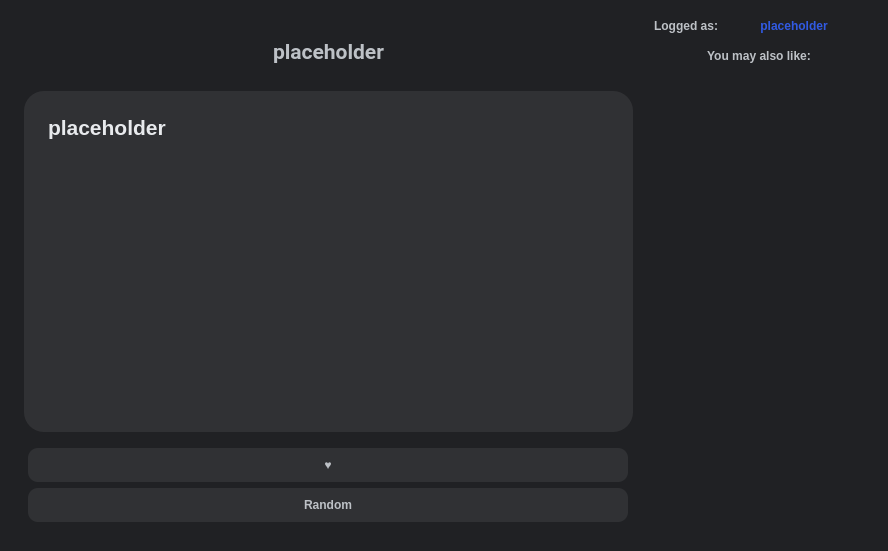
Above: client/src/ui/mainWindow.ui from korotkovandrew/2048MP before the change. Below: the same form after it.
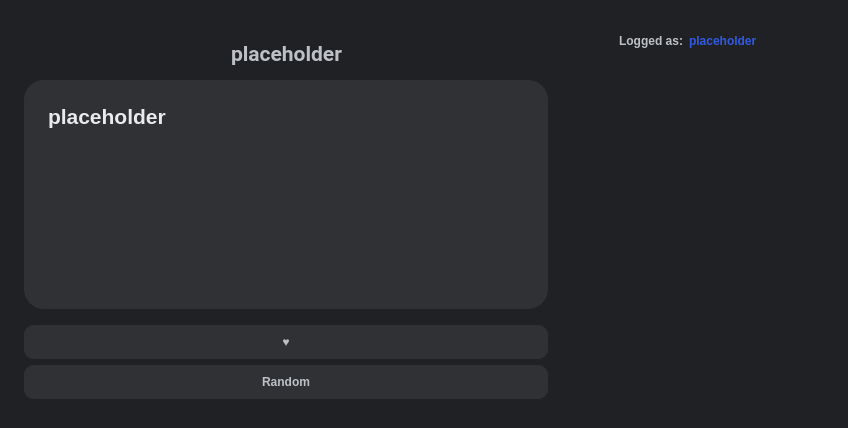
That is the form after the change.

The edit to the form file:
```diff
--- a/client/src/ui/mainWindow.ui
+++ b/client/src/ui/mainWindow.ui
@@ -6,8 +6,8 @@
    <rect>
     <x>0</x>
     <y>0</y>
-    <width>888</width>
-    <height>551</height>
+    <width>848</width>
+    <height>428</height>
    </rect>
   </property>
   <property name="sizePolicy">
@@ -16,6 +16,12 @@
     <verstretch>0</verstretch>
    </sizepolicy>
   </property>
+  <property name="minimumSize">
+   <size>
+    <width>0</width>
+    <height>400</height>
+   </size>
+  </property>
   <property name="font">
    <font>
     <family>Roboto</family>
@@ -60,6 +66,8 @@
    </property>
    <layout class="QHBoxLayout" name="horizontalLayout_2">
     <item>
+     <layout class="QHBoxLayout" name="horizontalLayout" stretch="0,0,0,0,0">
+      <item>
      <spacer name="horizontalSpacer_3">
       <property name="orientation">
        <enum>Qt::Horizontal</enum>
@@ -76,24 +84,52 @@
      </spacer>
     </item>
     <item>
-     <layout class="QHBoxLayout" name="horizontalLayout" stretch="0,0,0">
-      <item>
-       <layout class="QVBoxLayout" name="verticalLayout" stretch="0,0,0,0,0,0">
+       <layout class="QVBoxLayout" name="verticalLayout" stretch="0,0,0,1,0,0">
         <item>
          <spacer name="verticalSpacer_4">
           <property name="orientation">
            <enum>Qt::Vertical</enum>
           </property>
+          <property name="sizeType">
+           <enum>QSizePolicy::Fixed</enum>
+          </property>
           <property name="sizeHint" stdset="0">
            <size>
             <width>20</width>
             <height>30</height>
+           </size>
+          </property>
+         </spacer>
+        </item>
+        <item>
+         <layout class="QHBoxLayout" name="horizontalLayout_3">
+          <item>
+           <spacer name="horizontalSpacer">
+            <property name="orientation">
+             <enum>Qt::Horizontal</enum>
+            </property>
+            <property name="sizeHint" stdset="0">
+             <size>
+              <width>40</width>
+              <height>20</height>
            </size>
           </property>
          </spacer>
         </item>
         <item>
          <widget class="QLabel" name="articleTitleLabel">
+            <property name="minimumSize">
+             <size>
+              <width>0</width>
+              <height>30</height>
+             </size>
+            </property>
+            <property name="maximumSize">
+             <size>
+              <width>260</width>
+              <height>16777215</height>
+             </size>
+            </property>
           <property name="font">
            <font>
             <family>Roboto</family>
@@ -109,7 +145,25 @@
           <property name="alignment">
            <set>Qt::AlignCenter</set>
           </property>
-         </widget>
+            <property name="margin">
+             <number>5</number>
+            </property>
+           </widget>
+          </item>
+          <item>
+           <spacer name="horizontalSpacer_5">
+            <property name="orientation">
+             <enum>Qt::Horizontal</enum>
+            </property>
+            <property name="sizeHint" stdset="0">
+             <size>
+              <width>40</width>
+              <height>20</height>
+             </size>
+            </property>
+           </spacer>
+          </item>
+         </layout>
         </item>
         <item>
          <spacer name="verticalSpacer_3">
@@ -119,7 +173,7 @@
           <property name="sizeHint" stdset="0">
            <size>
             <width>20</width>
-            <height>20</height>
+            <height>5</height>
            </size>
           </property>
          </spacer>
@@ -135,7 +189,7 @@
           <property name="minimumSize">
            <size>
             <width>500</width>
-            <height>200</height>
+            <height>0</height>
            </size>
           </property>
           <property name="autoFillBackground">
@@ -166,8 +220,21 @@
          </widget>
         </item>
         <item>
-         <layout class="QGridLayout" name="gridLayout_2">
-          <item row="1" column="0">
+         <layout class="QVBoxLayout" name="verticalLayout_2">
+          <item>
+           <spacer name="verticalSpacer_6">
+            <property name="orientation">
+             <enum>Qt::Vertical</enum>
+            </property>
+            <property name="sizeHint" stdset="0">
+             <size>
+              <width>20</width>
+              <height>10</height>
+             </size>
+            </property>
+           </spacer>
+          </item>
+          <item>
            <widget class="QPushButton" name="likeButton">
             <property name="sizePolicy">
              <sizepolicy hsizetype="Expanding" vsizetype="Fixed">
@@ -189,20 +256,7 @@
             </property>
            </widget>
           </item>
-          <item row="0" column="0">
-           <spacer name="verticalSpacer_6">
-            <property name="orientation">
-             <enum>Qt::Vertical</enum>
-            </property>
-            <property name="sizeHint" stdset="0">
-             <size>
-              <width>20</width>
-              <height>10</height>
-             </size>
-            </property>
-           </spacer>
-          </item>
-          <item row="3" column="0">
+          <item>
            <widget class="QPushButton" name="randomArticleButton">
             <property name="sizePolicy">
              <sizepolicy hsizetype="Expanding" vsizetype="Fixed">
@@ -264,7 +318,7 @@
        </spacer>
       </item>
       <item>
-       <layout class="QGridLayout" name="gridLayout" rowstretch="0,0,0,0,0">
+       <layout class="QGridLayout" name="userLayout" rowstretch="0,0,0,0,0,0" rowminimumheight="0,0,0,0,0,0">
         <property name="sizeConstraint">
          <enum>QLayout::SetDefaultConstraint</enum>
         </property>
@@ -284,59 +338,55 @@
           </property>
          </spacer>
         </item>
-        <item row="1" column="0">
-         <widget class="QLabel" name="label_2">
-          <property name="sizePolicy">
-           <sizepolicy hsizetype="Preferred" vsizetype="Fixed">
-            <horstretch>0</horstretch>
-            <verstretch>0</verstretch>
-           </sizepolicy>
-          </property>
-          <property name="text">
-           <string>Logged as:</string>
-          </property>
-          <property name="alignment">
-           <set>Qt::AlignRight|Qt::AlignTrailing|Qt::AlignVCenter</set>
-          </property>
-         </widget>
-        </item>
         <item row="3" column="0" colspan="2">
          <widget class="QLabel" name="recommendationsLabel">
           <property name="enabled">
            <bool>true</bool>
           </property>
           <property name="sizePolicy">
-           <sizepolicy hsizetype="Preferred" vsizetype="Fixed">
+           <sizepolicy hsizetype="MinimumExpanding" vsizetype="Fixed">
             <horstretch>0</horstretch>
             <verstretch>0</verstretch>
            </sizepolicy>
           </property>
+          <property name="minimumSize">
+           <size>
+            <width>260</width>
+            <height>0</height>
+           </size>
+          </property>
           <property name="styleSheet">
            <string notr="true"/>
           </property>
           <property name="text">
-           <string>You may also like:</string>
+           <string/>
           </property>
           <property name="alignment">
            <set>Qt::AlignCenter</set>
           </property>
+          <property name="margin">
+           <number>3</number>
+          </property>
          </widget>
         </item>
-        <item row="0" column="0">
-         <spacer name="verticalSpacer">
-          <property name="orientation">
-           <enum>Qt::Vertical</enum>
+        <item row="1" column="0">
+         <widget class="QLabel" name="label_2">
+          <property name="sizePolicy">
+           <sizepolicy hsizetype="Preferred" vsizetype="Fixed">
+            <horstretch>0</horstretch>
+            <verstretch>0</verstretch>
+           </sizepolicy>
           </property>
-          <property name="sizeType">
-           <enum>QSizePolicy::Fixed</enum>
+          <property name="text">
+           <string>Logged as:</string>
           </property>
-          <property name="sizeHint" stdset="0">
-           <size>
-            <width>20</width>
-            <height>10</height>
-           </size>
+          <property name="alignment">
+           <set>Qt::AlignRight|Qt::AlignTrailing|Qt::AlignVCenter</set>
           </property>
-         </spacer>
+          <property name="margin">
+           <number>5</number>
+          </property>
+         </widget>
         </item>
         <item row="1" column="1">
          <widget class="QLabel" name="nicknameLabel">
@@ -353,20 +403,37 @@
            <string>placeholder</string>
           </property>
           <property name="alignment">
-           <set>Qt::AlignCenter</set>
+           <set>Qt::AlignLeading|Qt::AlignLeft|Qt::AlignVCenter</set>
+          </property>
+          <property name="margin">
+           <number>5</number>
           </property>
          </widget>
         </item>
-        <item row="4" column="0" colspan="2">
-         <layout class="QVBoxLayout" name="recomendationsLayout">
-          <property name="sizeConstraint">
-           <enum>QLayout::SetDefaultConstraint</enum>
+        <item row="0" column="0">
+         <spacer name="verticalSpacer">
+          <property name="orientation">
+           <enum>Qt::Vertical</enum>
           </property>
-          <item>
+          <property name="sizeType">
+           <enum>QSizePolicy::Fixed</enum>
+          </property>
+          <property name="sizeHint" stdset="0">
+           <size>
+            <width>20</width>
+            <height>25</height>
+           </size>
+          </property>
+         </spacer>
+        </item>
+        <item row="4" column="0">
            <spacer name="verticalSpacer_7">
             <property name="orientation">
              <enum>Qt::Vertical</enum>
             </property>
+          <property name="sizeType">
+           <enum>QSizePolicy::Expanding</enum>
+          </property>
             <property name="sizeHint" stdset="0">
              <size>
               <width>20</width>
@@ -375,9 +442,21 @@
             </property>
            </spacer>
           </item>
-         </layout>
-        </item>
-       </layout>
+        <item row="5" column="0">
+         <spacer name="verticalSpacer_8">
+          <property name="orientation">
+           <enum>Qt::Vertical</enum>
+          </property>
+          <property name="sizeType">
+           <enum>QSizePolicy::Fixed</enum>
+          </property>
+          <property name="sizeHint" stdset="0">
+           <size>
+            <width>20</width>
+            <height>20</height>
+           </size>
+          </property>
+         </spacer>
       </item>
      </layout>
     </item>
@@ -391,11 +470,13 @@
       </property>
       <property name="sizeHint" stdset="0">
        <size>
-        <width>15</width>
+          <width>10</width>
         <height>20</height>
        </size>
       </property>
      </spacer>
+      </item>
+     </layout>
     </item>
    </layout>
   </widget>
```
Lines whose indentation alone changed are shown as unchanged.
